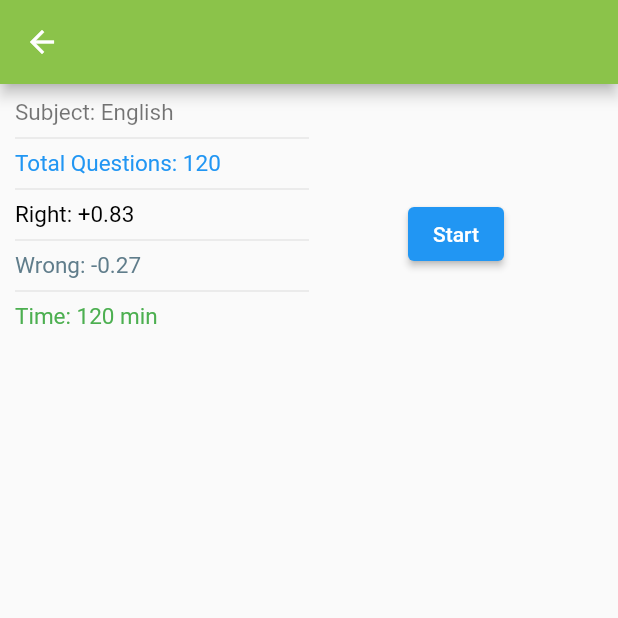
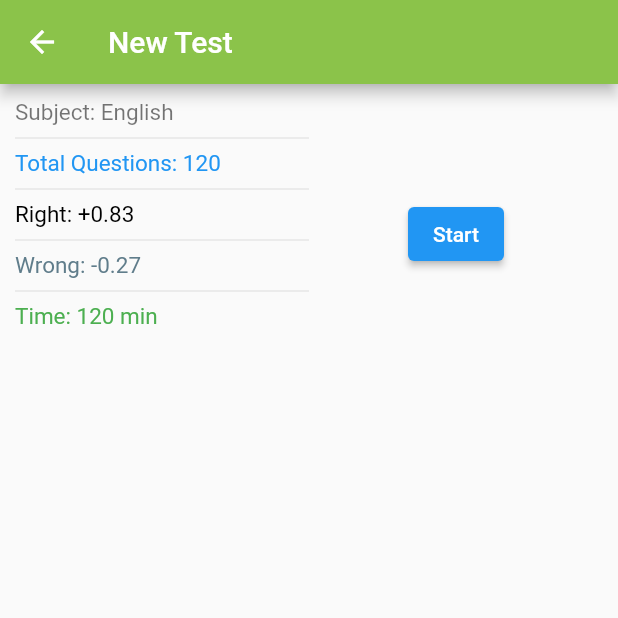
Before and after one commit to chaudharykapil/Buddy, a Flutter app: the screen it shows after launch, after a tap on "AFCAT", on a phone screen of 412 x 824 dp, the top half of it. Run offline on Flutter 3.47's test engine with Material 2 defaults, Android fonts, the phone set to English and light mode, and no system bars; our stand-ins replace firebase_core, percent_indicator; accounts and stored records are empty.

```diff
--- a/lib/components/OmrRow.dart
+++ b/lib/components/OmrRow.dart
@@ -16,7 +16,7 @@ class OmrRowState extends State<OmrRow> {
     setState(() {
       ans = value;
     });
-    widget.onselectans(value);
+    widget.onselectans(widget.ques,value);
   }
   @override
   Widget build(BuildContext context) {
--- a/lib/main.dart
+++ b/lib/main.dart
@@ -1,11 +1,21 @@
+import 'package:firebase_core/firebase_core.dart';
+import 'firebase_options.dart';
 import 'package:buddy/providers/AppData.dart';
+import 'package:buddy/providers/Test.dart';
 import 'package:buddy/screens/HistoryPage.dart';
 import 'package:buddy/screens/HomePage.dart';
 import 'package:buddy/screens/ReportPage.dart';
 import 'package:buddy/screens/StartTestScreen.dart';
 import 'package:flutter/material.dart';
 import 'package:provider/provider.dart';
+initfirebase ()async{
+  await Firebase.initializeApp(
+    options: DefaultFirebaseOptions.currentPlatform,
+  );
+}
+
 void main() {
+  initfirebase();
   runApp(const MyApp());
 }
 
@@ -16,7 +26,8 @@ class MyApp extends StatelessWidget {
     // TODO: implement build
     return MultiProvider(
       providers: [
-        ChangeNotifierProvider(create: (_)=>AppData())
+        ChangeNotifierProvider(create: (_)=>AppData()),
+        ChangeNotifierProvider(create: (_)=>TestData())
       ],
       child:MaterialApp(
         debugShowCheckedModeBanner: false,
--- /dev/null
+++ b/lib/providers/Test.dart
@@ -0,0 +1,14 @@
+import 'package:flutter/material.dart';
+
+class TestData extends ChangeNotifier{
+  Map<int,String> ans = {};
+  void setans(int ques,String a){
+    ans[ques] = a;
+  }
+  Map<int,String> getallAns(){
+    return ans;
+  }
+  String getans(int ques){
+    return ans[ques]!;
+  }
+}
--- a/lib/screens/StartTestScreen.dart
+++ b/lib/screens/StartTestScreen.dart
@@ -1,7 +1,10 @@
+import 'dart:async';
 
 import 'package:buddy/components/OmrRow.dart';
+import 'package:buddy/providers/Test.dart';
 import 'package:flutter/material.dart';
 import 'package:percent_indicator/percent_indicator.dart';
+import 'package:provider/provider.dart';
 
 class StartTestScreen extends StatefulWidget{
 
@@ -12,16 +15,40 @@ class StartTestScreen extends StatefulWidget{
     return StartTestState();
   }
 }
-class StartTestState extends State<StartTestScreen>{
+class StartTestState extends State<StartTestScreen> with AutomaticKeepAliveClientMixin{
   bool isstart = false;
-  void onSelectOption(String ans){
-    print(ans);
+  int time = 0;
+  int timeleft = 0;
+  Timer? t;
+  @override
+  void initState() {
+    // TODO: implement initState
+    super.initState();
+    isstart = false;
+    time = 120;
+    timeleft = time;
+
+  }
+  @override
+  void dispose() {
+    // TODO: implement dispose
+    t?.cancel();
+    super.dispose();
+  }
+  void start_test(){
+    setState(() {
+      isstart = true;
+      t = Timer.periodic(Duration(minutes: 1), (t) {setState(() {
+        timeleft = timeleft>0?timeleft-1:0;
+      }); });
+    });
   }
   @override
   Widget build(BuildContext context) {
     // TODO: implement build
-    return Scaffold(
-      appBar: AppBar(),
+    return Consumer<TestData>(
+      builder:(context,test,child)=>Scaffold(
+        appBar: AppBar( title: Text("New Test"),),
         body: Container(
           child: Column(
             children: [
@@ -52,15 +79,13 @@ class StartTestState extends State<StartTestScreen>{
                             ],
                       )),
                       Flexible(flex:1,fit:FlexFit.tight,child: Center(
-                      child: !isstart ? ElevatedButton(child: Text("Start"), onPressed: (){setState(() {
-                        isstart = true;
-                      });},)
+                        child: !isstart ? ElevatedButton(child: Text("Start"), onPressed: (){ start_test();},)
                             :
                         CircularPercentIndicator(
                             radius: 50,
-                          center: Text("120 min"),
+                            center: Text("${timeleft??0} min"),
                             progressColor: Colors.lightGreen,
-                          percent: (120)/120
+                            percent: (timeleft??0)/time??1
                         ),
                       ))
                     ],
@@ -68,16 +93,19 @@ class StartTestState extends State<StartTestScreen>{
                 ),
               ),
               Expanded(
-              child: isstart ? SingleChildScrollView(
-                  child: Column(
-                    children: List.generate(120, (index) => OmrRow(onselectans: onSelectOption, ques: index+1)),
-                  )
-              ):Container(),
+                child: isstart ? ListView.builder(itemCount: 120,key:PageStorageKey<String>("thisiskey"), itemBuilder: (context,idx)=>OmrRow(onselectans: test.setans, ques: idx+1))
+                    :
+                Container(),
               )
             ],
           ),
         )
+      ),
     );
   }
 
+  @override
+  // TODO: implement wantKeepAlive
+  bool get wantKeepAlive => true;
+
 }
--- a/pubspec.yaml
+++ b/pubspec.yaml
@@ -37,6 +37,8 @@ dependencies:
   # Use with the CupertinoIcons class for iOS style icons.
   cupertino_icons: ^1.0.2
   percent_indicator: ^4.2.3
+  firebase_core: ^2.21.0
+  cloud_firestore: ^4.12.2
 
 dev_dependencies:
   flutter_test:
```
Also changed, not shown: lib/firebase_options.dart (added), pubspec.lock, 1 other file. Lines whose indentation alone changed are shown as unchanged.
